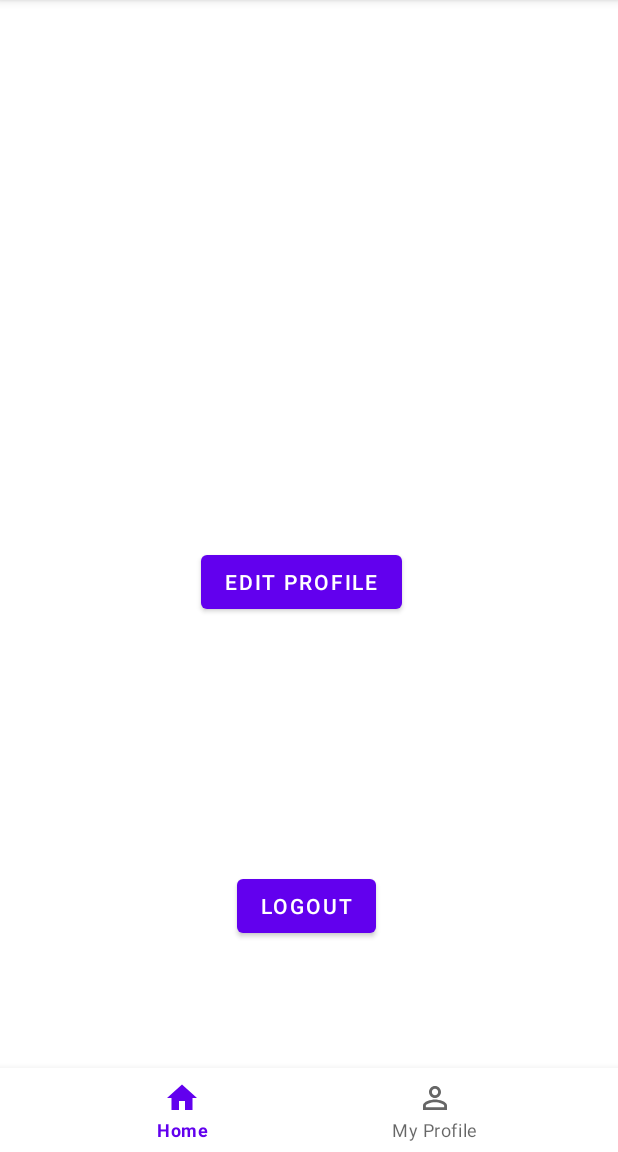
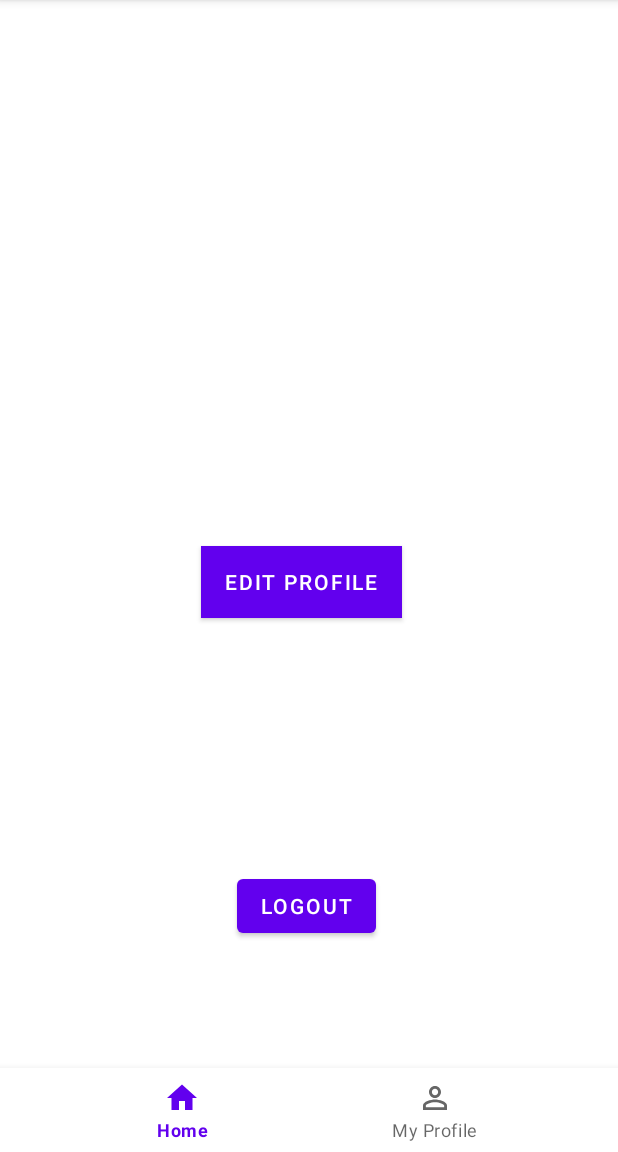
Before and after one commit to lmsiu/Boba-Buddy, an Android app: the fragment MyProfileFragment placed in its activity, on a phone screen of 412 x 824 dp, the part 84-1236 px from its top. Run offline under Robolectric (Android 15) with nearby library versions, the phone set to English and light mode, and no system bars; libraries missing offline, so code that uses them is left out: com.parse.

Commit message:
More parse skeleton stuff

```diff
--- a/app/src/main/res/layout/fragment_myprofile.xml
+++ b/app/src/main/res/layout/fragment_myprofile.xml
@@ -4,6 +4,7 @@
     xmlns:tools="http://schemas.android.com/tools"
     android:layout_width="match_parent"
     android:layout_height="match_parent"
+    android:backgroundTint="#FFFFFF"
     android:orientation="vertical"
     tools:context=".fragments.MyProfileFragment">
 
@@ -35,6 +36,8 @@
         android:layout_alignParentEnd="true"
         android:layout_marginEnd="144dp"
         android:layout_marginBottom="168dp"
+        android:background="#C65858"
+        android:backgroundTint="#8C3535"
         android:text="Edit Profile" />
 
 </RelativeLayout>
```
